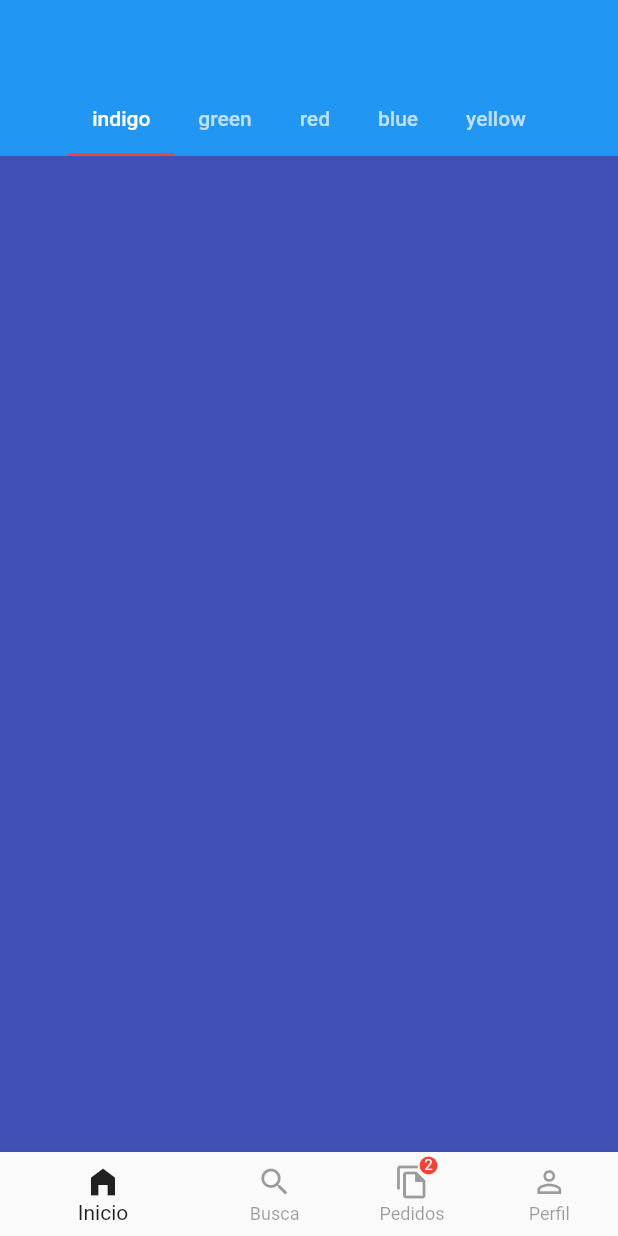
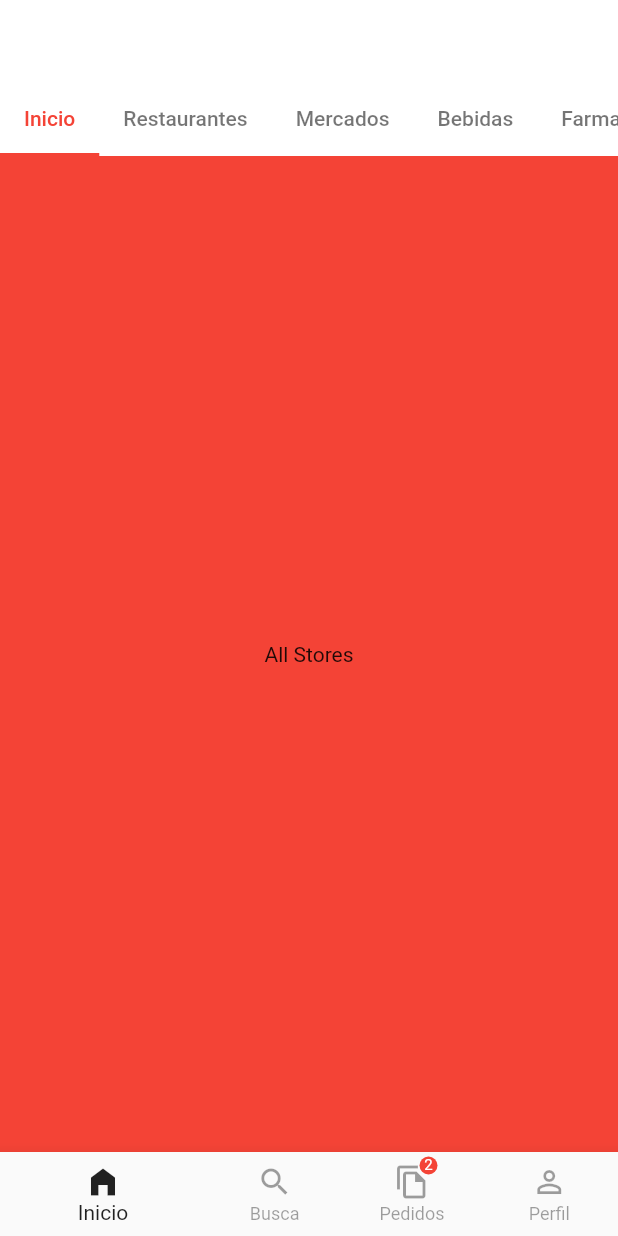
Before and after one commit to Okamael/lfood, a Flutter app: the screen it shows after launch, on a phone screen of 412 x 824 dp. Run offline on Flutter 3.47's test engine with Material 2 defaults, Android fonts, the phone set to English and light mode, and no system bars.

Commit message:
TabBar e TabView

```diff
--- a/lib/src/features/home/view/pages/home_page.dart
+++ b/lib/src/features/home/view/pages/home_page.dart
@@ -1,4 +1,11 @@
 import 'package:flutter/material.dart';
+import 'package:flutter/rendering.dart';
+import 'package:lfood/src/features/home/widgets/all_stores/all_stores_widget.dart';
+import 'package:lfood/src/features/home/widgets/drinks_stores/drinks_store_widget.dart';
+import 'package:lfood/src/features/home/widgets/drugs_stores/drugs_stores_widget.dart';
+import 'package:lfood/src/features/home/widgets/markets/markets_widget.dart';
+import 'package:lfood/src/features/home/widgets/pet_stores/pet_store_widget.dart';
+import 'package:lfood/src/features/home/widgets/restaurants/restaurants_widget.dart';
 import 'package:pepperoni/pepperoni.dart';
 
 class HomePage extends StatefulWidget {
@@ -8,44 +15,46 @@ class HomePage extends StatefulWidget {
   State<HomePage> createState() => _HomePageState();
 }
 
-class _HomePageState extends State<HomePage> {
+class _HomePageState extends State<HomePage>
+    with SingleTickerProviderStateMixin, AutomaticKeepAliveClientMixin {
+  late final tabController = TabController(length: 6, vsync: this);
   @override
   Widget build(BuildContext context) {
+    super.build(context);
     return DefaultTabController(
-      length: 5,
+      length: 6,
       child: Scaffold(
         appBar: AppBar(
+          backgroundColor: Colors.white,
           elevation: 0,
           bottom: TabBar(
+            controller: tabController,
             tabs: [
-              Tab(
-                text: "indigo",
-              ),
-              Tab(
-                text: "green",
-              ),
-              Tab(
-                text: "red",
-              ),
-              Tab(
-                text: "blue",
-              ),
-              Tab(
-                text: "yellow",
-              ),
+              Tab(text: "Inicio"),
+              Tab(text: "Restaurantes"),
+              Tab(text: "Mercados"),
+              Tab(text: "Bebidas"),
+              Tab(text: "Farmacias"),
+              Tab(text: "Pets")
             ],
             isScrollable: true,
             indicatorColor: Colors.red,
+            labelColor: Colors.red,
+            unselectedLabelColor: Colors.black54,
           ),
         ),
-        body: TabBarView(children: [
-          Container(color: Colors.indigo),
-          Container(color: Colors.green),
-          Container(color: Colors.red),
-          Container(color: Colors.blue),
-          Container(color: Colors.yellow),
+        body: TabBarView(controller: tabController, children: const [
+          AllStoresWidget(),
+          RestaurantsWidget(),
+          MarketsWidget(),
+          DrinkStoreWidget(),
+          DrugsStoreWidget(),
+          PetStoreWidget()
         ]),
       ),
     );
   }
+
+  @override
+  bool get wantKeepAlive => true;
 }
--- /dev/null
+++ b/lib/src/features/home/widgets/all_stores/all_stores_widget.dart
@@ -0,0 +1,22 @@
+import 'package:flutter/material.dart';
+import 'package:flutter/src/widgets/framework.dart';
+import 'package:flutter/src/widgets/placeholder.dart';
+
+class AllStoresWidget extends StatefulWidget {
+  const AllStoresWidget({super.key});
+
+  @override
+  State<AllStoresWidget> createState() => _AllStoresWidgetState();
+}
+
+class _AllStoresWidgetState extends State<AllStoresWidget> {
+  @override
+  Widget build(BuildContext context) {
+    return Container(
+      color: Colors.red,
+      child: Center(
+        child: Text('All Stores'),
+      ),
+    );
+  }
+}
```
Also changed, not shown: lib/src/features/home/widgets/drinks_stores/drinks_store_widget.dart (added, +22 -0 lines), lib/src/features/home/widgets/drugs_stores/drugs_stores_widget.dart (added, +22 -0 lines), lib/src/features/home/widgets/markets/markets_widget.dart (added, +22 -0 lines), lib/src/features/home/widgets/pet_stores/pet_store_widget.dart (added, +22 -0 lines), lib/src/features/home/widgets/restaurants/restaurants_widget.dart (added, +22 -0 lines), pubspec.lock.
